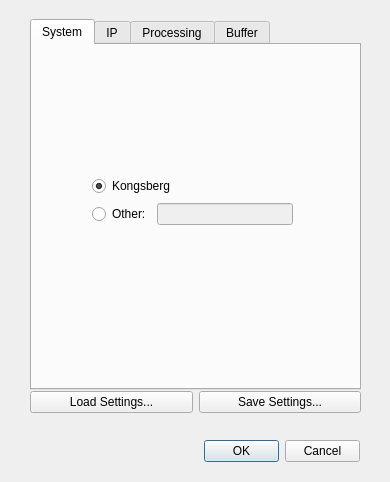
First picture: the form in GUI/Dialogs/UIFiles/AllSettingsDialog.ui, repository monsterkittykitty/WaterColumnPlotter, before the edit.
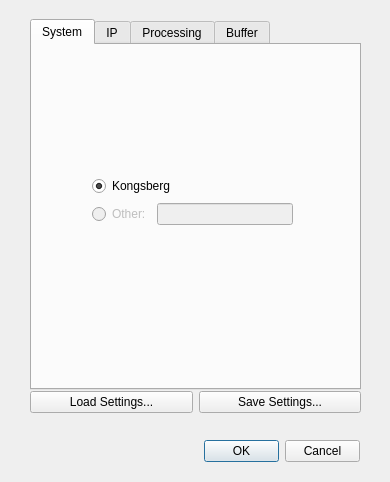
Second picture: the form after the edit.

```diff
--- a/GUI/Dialogs/UIFiles/AllSettingsDialog.ui
+++ b/GUI/Dialogs/UIFiles/AllSettingsDialog.ui
@@ -87,6 +87,9 @@
        <layout class="QHBoxLayout" name="horizontalLayoutSystem">
         <item>
          <widget class="QRadioButton" name="radioButtonOther">
+          <property name="enabled">
+           <bool>false</bool>
+          </property>
           <property name="text">
            <string>Other:</string>
           </property>
```
Left out of the diff: 3 changed lines with no effect on the pictures.
